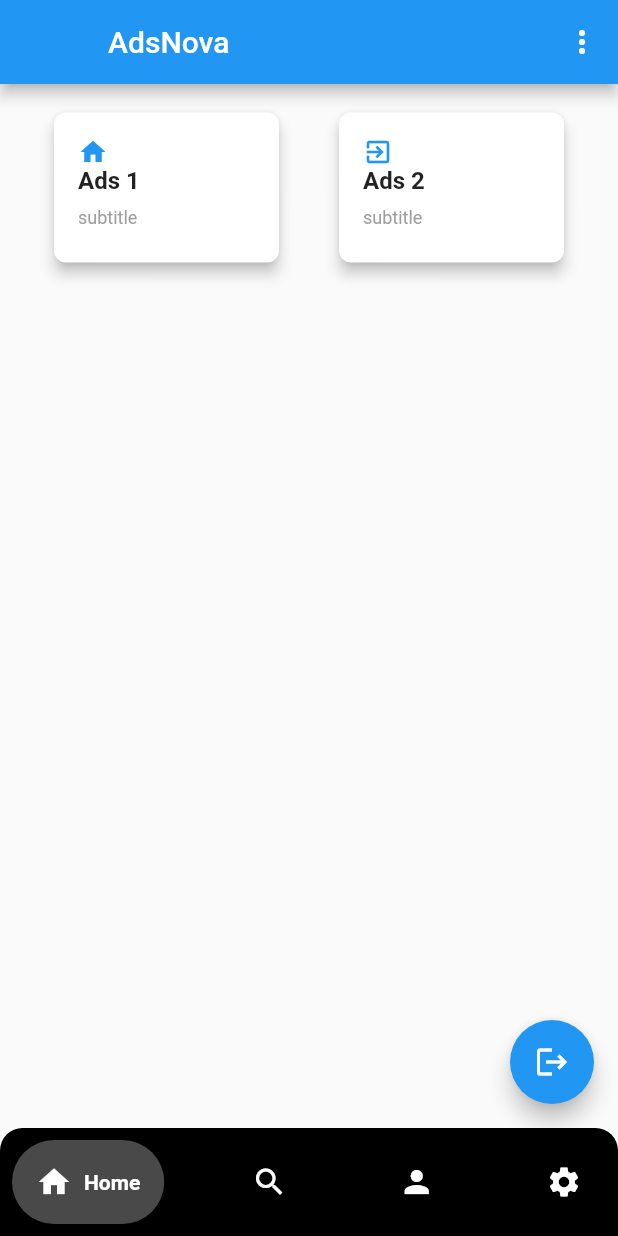
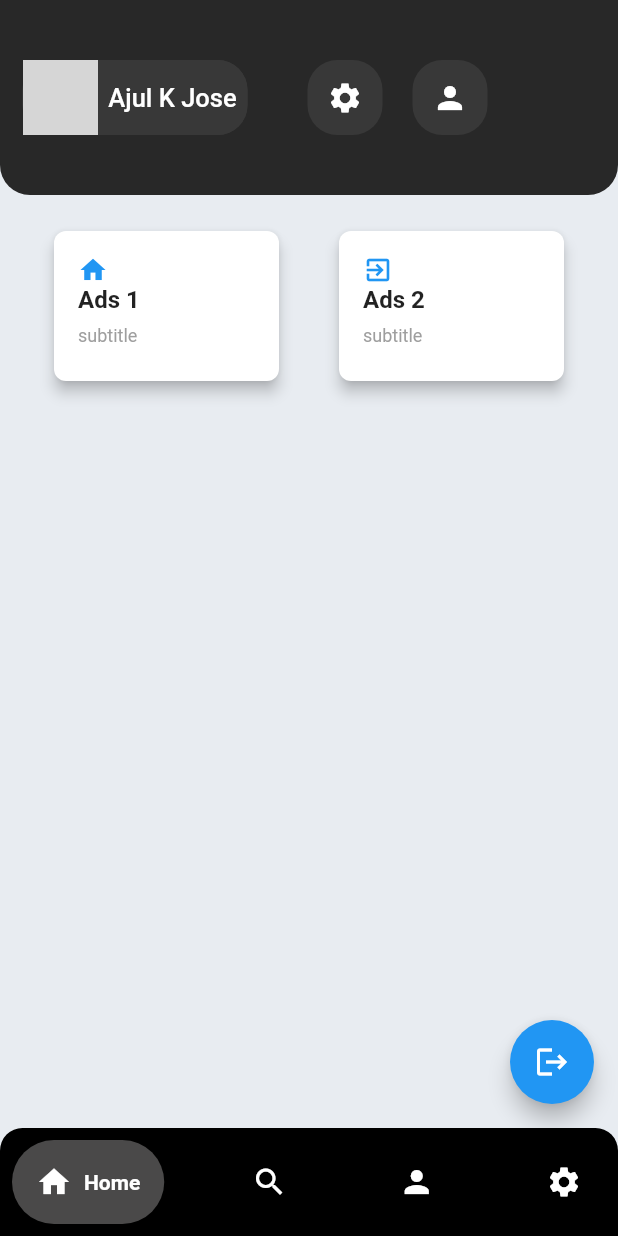
Before and after one commit to ajulkjose246/AdsNova, a Flutter app: the homeScreen screen opened directly, on a phone screen of 412 x 824 dp. Run offline on Flutter 3.47's test engine with Material 2 defaults, Android fonts, the light colour scheme and no system bars; drawn by our look-alikes of google_nav_bar; our stand-ins replace firebase_auth, firebase_core, pinput, quickalert; accounts and stored records are empty; network calls fail; grey boxes are pictures that could not be loaded.

Commit message:
home screen appbar changed

```diff
--- a/lib/screen/home/adslist.dart
+++ b/lib/screen/home/adslist.dart
@@ -10,9 +10,101 @@ class adsListScreen extends StatefulWidget {
 class _adsListScreenState extends State<adsListScreen> {
   @override
   Widget build(BuildContext context) {
-    return Padding(
-      padding: const EdgeInsets.only(top: 15),
+    return Column(
+      children: [
+        Row(
+          children: [
+            Expanded(
+              child: Container(
+                alignment: Alignment.centerLeft,
+                decoration: const BoxDecoration(
+                    color: Color.fromRGBO(40, 40, 40, 1),
+                    borderRadius:
+                        BorderRadius.vertical(bottom: Radius.circular(20))),
+                height: 130,
+                child: Padding(
+                  padding: const EdgeInsets.only(left: 15),
                   child: Row(
+                    children: [
+                      Container(
+                          width: 150,
+                          height: 50,
+                          decoration: const BoxDecoration(
+                            color: Color.fromRGBO(56, 56, 56, 1),
+                            borderRadius: BorderRadius.all(Radius.circular(20)),
+                          ),
+                          child: Row(
+                            children: [
+                              Container(
+                                width: 50,
+                                height: 50,
+                                decoration: const BoxDecoration(
+                                  color: Color.fromRGBO(56, 56, 56, 1),
+                                  // color: Color.fromRGBO(232, 236, 241,1),
+                                  borderRadius:
+                                      BorderRadius.all(Radius.circular(20)),
+                                ),
+                                child: Image.network(
+                                    "https://www.366icons.com/media/01/profile-avatar-account-icon-16699.png"),
+                              ),
+                              Container(
+                                alignment: Alignment.center,
+                                width: 100,
+                                height: 50,
+                                decoration: const BoxDecoration(
+                                  color: Color.fromRGBO(56, 56, 56, 1),
+                                  borderRadius: BorderRadius.horizontal(
+                                      right: Radius.circular(20)),
+                                ),
+                                child: const Text(
+                                  "Ajul K Jose",
+                                  style: TextStyle(
+                                      color: Colors.white,
+                                      fontSize: 17,
+                                      fontWeight: FontWeight.w500),
+                                ),
+                              ),
+                            ],
+                          )),
+                      const SizedBox(
+                        width: 40,
+                      ),
+                      Container(
+                          width: 50,
+                          height: 50,
+                          decoration: const BoxDecoration(
+                            color: Color.fromRGBO(56, 56, 56, 1),
+                            borderRadius: BorderRadius.all(Radius.circular(20)),
+                          ),
+                          child: const Icon(
+                            Icons.settings,
+                            color: Colors.white,
+                          )),
+                      const SizedBox(
+                        width: 20,
+                      ),
+                      Container(
+                          width: 50,
+                          height: 50,
+                          decoration: const BoxDecoration(
+                            color: Color.fromRGBO(56, 56, 56, 1),
+                            borderRadius: BorderRadius.all(Radius.circular(20)),
+                          ),
+                          child: const Icon(
+                            Icons.person,
+                            color: Colors.white,
+                          )),
+                    ],
+                  ),
+                ),
+              ),
+            )
+          ],
+        ),
+        SizedBox(
+          height: 20,
+        ),
+        Row(
           mainAxisAlignment: MainAxisAlignment.spaceEvenly,
           children: [
             Card(
@@ -89,6 +181,7 @@ class _adsListScreenState extends State<adsListScreen> {
             ),
           ],
         ),
+      ],
     );
   }
 }
--- a/lib/screen/home/home.dart
+++ b/lib/screen/home/home.dart
@@ -30,50 +30,10 @@ class _homeScreenState extends State<homeScreen> {
   @override
   Widget build(BuildContext context) {
     return Scaffold(
-      appBar: AppBar(
-        leading: Icon(null),
-        title: Text("AdsNova"),
-        actions: [
-          PopupMenuButton(
-              onSelected: (value) {},
-              itemBuilder: (context) => [
-                    const PopupMenuItem(
-                        value: "settings",
-                        child: Row(
-                          children: [
-                            Padding(
-                              padding: const EdgeInsets.all(8.0),
-                              child: Icon(
-                                Icons.settings,
-                                color: Colors.black,
-                              ),
-                            ),
-                            Padding(
-                              padding: const EdgeInsets.all(8.0),
-                              child: Text("Settings"),
-                            )
-                          ],
-                        )),
-                    const PopupMenuItem(
-                        value: "settings",
-                        child: Row(
-                          children: [
-                            Padding(
-                              padding: const EdgeInsets.all(8.0),
-                              child: Icon(
-                                Icons.person,
-                                color: Colors.black,
-                              ),
-                            ),
-                            Padding(
-                              padding: const EdgeInsets.all(8.0),
-                              child: Text("Profile"),
-                            )
-                          ],
-                        )),
-                  ])
-        ],
-      ),
+      // appBar: AppBar(
+      //   toolbarHeight: -25,
+      // ),
+      backgroundColor: Color.fromRGBO(232, 236, 241, 1),
       body: homeScreens.elementAt(indexNum),
       floatingActionButton: FloatingActionButton(
         onPressed: () {
@@ -83,7 +43,7 @@ class _homeScreenState extends State<homeScreen> {
       ),
       bottomNavigationBar: Container(
         // color: Colors.black,
-        decoration: BoxDecoration(
+        decoration: const BoxDecoration(
           color: Colors.black,
           borderRadius: BorderRadius.only(
             topLeft: Radius.circular(15), // Change the top left radius
--- a/lib/screen/register/auth.dart
+++ b/lib/screen/register/auth.dart
@@ -22,7 +22,8 @@ class _authScreenState extends State<authScreen> {
 
     if (user != null) {
       // User is logged in, show home screen.
-      Navigator.pushReplacementNamed(context, '/');
+      // Navigator.pushReplacementNamed(context, '/');
+      Navigator.pushNamedAndRemoveUntil(context, "/", (route) => false);
     } else {
       // User is not logged in, show login screen.
       Navigator.pushReplacementNamed(context, '/login');
--- a/pubspec.yaml
+++ b/pubspec.yaml
@@ -42,6 +42,7 @@ dependencies:
   sms_autofill: ^2.3.0
   sms_otp_auto_verify: ^2.0.1
   google_nav_bar: ^5.0.6
+  line_icons: ^2.0.3
 
 dev_dependencies:
   flutter_test:
```
Also changed, not shown: pubspec.lock. Lines whose indentation alone changed are shown as unchanged.
